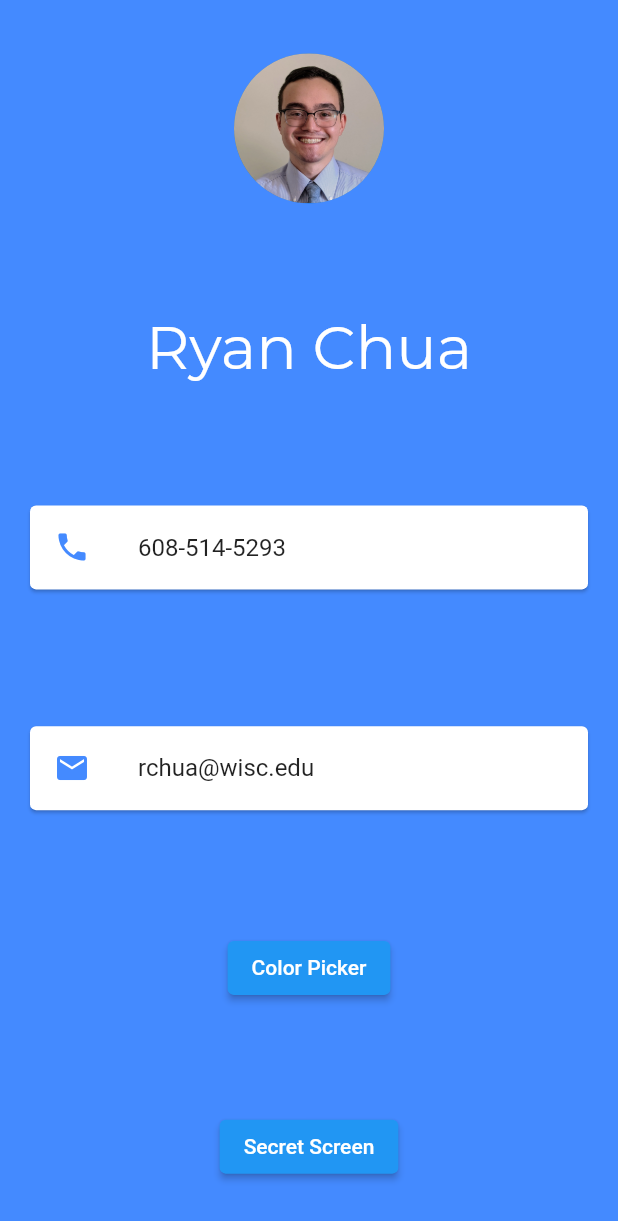
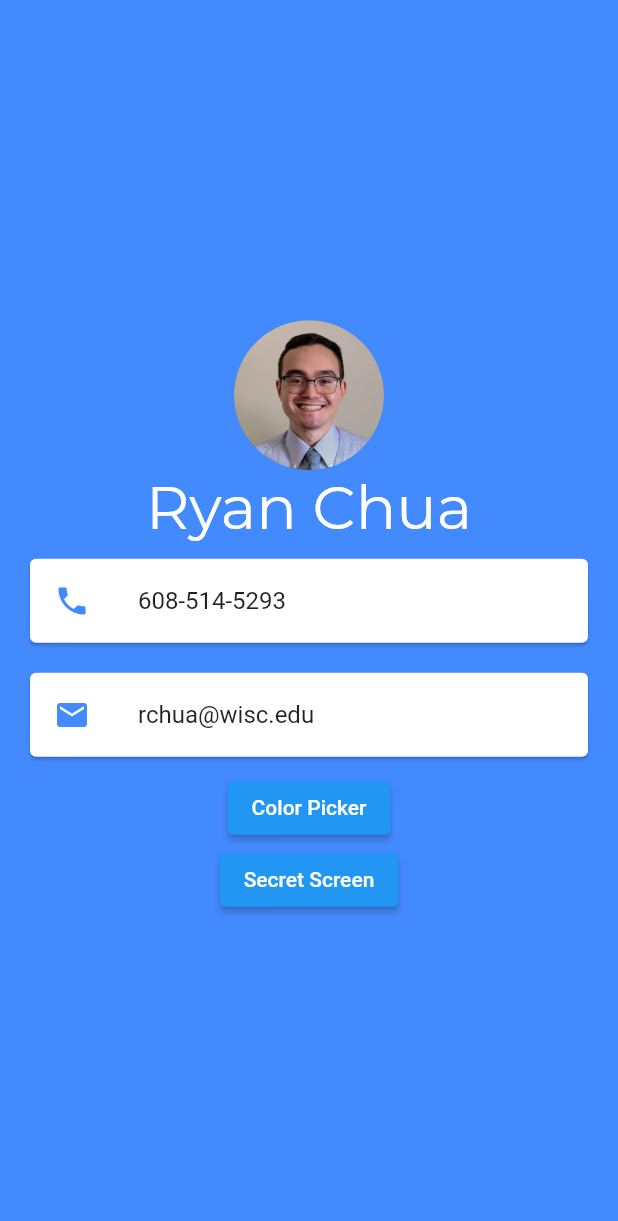
Before and after one commit to rchua-matc/blizzard_demo, a Flutter app: the screen it shows after launch, on a phone screen of 412 x 824 dp. Shown: the top 1221 px of the screen. Run offline on Flutter 3.47's test engine with Material 2 defaults, Android fonts, the phone set to English and light mode, and no system bars.

Commit message:
fix: column overflow on keyboard open

```diff
--- a/lib/screens/contact_screen.dart
+++ b/lib/screens/contact_screen.dart
@@ -14,10 +14,11 @@ class _ContactScreenState extends State<ContactScreen> {
   @override
   Widget build(BuildContext context) {
     return Scaffold(
+      resizeToAvoidBottomInset: false,
       backgroundColor: Colors.blueAccent,
       body: SafeArea(
         child: Column(
-          mainAxisAlignment: MainAxisAlignment.spaceAround,
+          mainAxisAlignment: MainAxisAlignment.center,
           children: <Widget>[
             CircleAvatar(
               backgroundImage: AssetImage('images/chua.jpg'),
```
